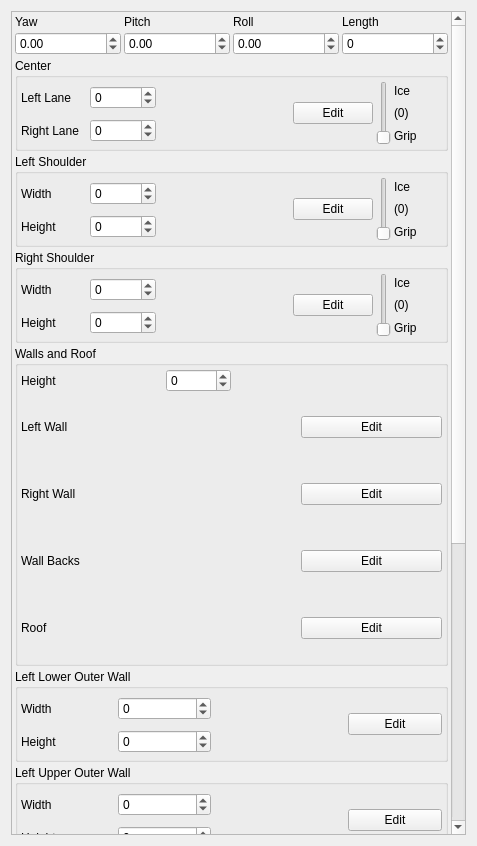
This is TrackEditor/EditGeometryWidget.ui in Zizin13/Roller as Qt 5 draws it before an edit. The edited form follows.
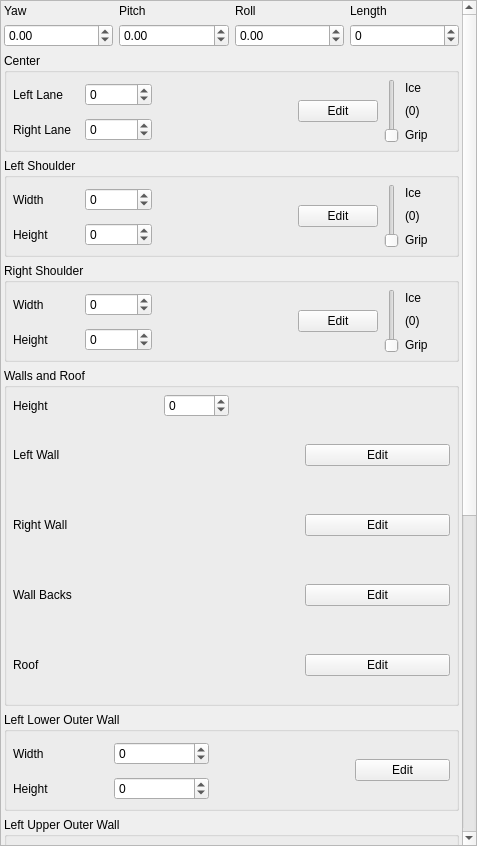
This is the edited form.

```diff
--- a/TrackEditor/EditGeometryWidget.ui
+++ b/TrackEditor/EditGeometryWidget.ui
@@ -14,6 +14,21 @@
    <string>Form</string>
   </property>
   <layout class="QGridLayout" name="gridLayout">
+   <property name="leftMargin">
+    <number>0</number>
+   </property>
+   <property name="topMargin">
+    <number>0</number>
+   </property>
+   <property name="rightMargin">
+    <number>0</number>
+   </property>
+   <property name="bottomMargin">
+    <number>0</number>
+   </property>
+   <property name="spacing">
+    <number>0</number>
+   </property>
    <item row="1" column="0">
     <widget class="QScrollArea" name="scrollArea">
      <property name="widgetResizable">
@@ -23,9 +38,9 @@
       <property name="geometry">
        <rect>
         <x>0</x>
-        <y>-346</y>
-        <width>440</width>
-        <height>1172</height>
+        <y>0</y>
+        <width>458</width>
+        <height>1283</height>
        </rect>
       </property>
       <layout class="QGridLayout" name="gridLayout_2">
@@ -42,7 +57,7 @@
         <number>3</number>
        </property>
        <property name="spacing">
-        <number>3</number>
+        <number>6</number>
        </property>
        <item row="11" column="0">
         <spacer name="verticalSpacer">
@@ -64,19 +79,19 @@
          </property>
          <layout class="QGridLayout" name="gridLayout_15">
           <property name="leftMargin">
-           <number>3</number>
+           <number>6</number>
           </property>
           <property name="topMargin">
-           <number>3</number>
+           <number>6</number>
           </property>
           <property name="rightMargin">
-           <number>3</number>
+           <number>6</number>
           </property>
           <property name="bottomMargin">
-           <number>3</number>
+           <number>6</number>
           </property>
           <property name="spacing">
-           <number>3</number>
+           <number>6</number>
           </property>
           <item row="1" column="1">
            <widget class="QSpinBox" name="sbROuterFloorHOffset">
@@ -213,19 +228,19 @@
          </property>
          <layout class="QGridLayout" name="gridLayout_9">
           <property name="leftMargin">
-           <number>3</number>
+           <number>6</number>
           </property>
           <property name="topMargin">
-           <number>3</number>
+           <number>6</number>
           </property>
           <property name="rightMargin">
-           <number>3</number>
+           <number>6</number>
           </property>
           <property name="bottomMargin">
-           <number>3</number>
+           <number>6</number>
           </property>
           <property name="spacing">
-           <number>3</number>
+           <number>6</number>
           </property>
           <item row="1" column="2">
            <widget class="QLabel" name="lblLWallTex2">
@@ -465,19 +480,19 @@
          </property>
          <layout class="QGridLayout" name="gridLayout_6">
           <property name="leftMargin">
-           <number>3</number>
+           <number>6</number>
           </property>
           <property name="topMargin">
-           <number>3</number>
+           <number>6</number>
           </property>
           <property name="rightMargin">
-           <number>3</number>
+           <number>6</number>
           </property>
           <property name="bottomMargin">
-           <number>3</number>
+           <number>6</number>
           </property>
           <property name="spacing">
-           <number>3</number>
+           <number>6</number>
           </property>
           <item row="0" column="2" rowspan="2">
            <widget class="QLabel" name="lblLLOWallTex1">
@@ -574,19 +589,19 @@
          </property>
          <layout class="QGridLayout" name="gridLayout_7">
           <property name="leftMargin">
-           <number>3</number>
+           <number>6</number>
           </property>
           <property name="topMargin">
-           <number>3</number>
+           <number>6</number>
           </property>
           <property name="rightMargin">
-           <number>3</number>
+           <number>6</number>
           </property>
           <property name="bottomMargin">
-           <number>3</number>
+           <number>6</number>
           </property>
           <property name="spacing">
-           <number>3</number>
+           <number>6</number>
           </property>
           <item row="0" column="2" rowspan="2">
            <widget class="QLabel" name="lblLUOWallTex1">
@@ -683,19 +698,19 @@
          </property>
          <layout class="QGridLayout" name="gridLayout_14">
           <property name="leftMargin">
-           <number>3</number>
+           <number>6</number>
           </property>
           <property name="topMargin">
-           <number>3</number>
+           <number>6</number>
           </property>
           <property name="rightMargin">
-           <number>3</number>
+           <number>6</number>
           </property>
           <property name="bottomMargin">
-           <number>3</number>
+           <number>6</number>
           </property>
           <property name="spacing">
-           <number>3</number>
+           <number>6</number>
           </property>
           <item row="0" column="2" rowspan="2">
            <widget class="QLabel" name="lblRUOWallTex1">
@@ -788,7 +803,7 @@
        <item row="0" column="0" colspan="2">
         <layout class="QGridLayout" name="gridLayout_13">
          <property name="spacing">
-          <number>3</number>
+          <number>6</number>
          </property>
          <item row="1" column="1">
           <widget class="QDoubleSpinBox" name="dsbPitch">
@@ -870,19 +885,19 @@
          </property>
          <layout class="QGridLayout" name="gridLayout_5">
           <property name="leftMargin">
-           <number>3</number>
+           <number>6</number>
           </property>
           <property name="topMargin">
-           <number>3</number>
+           <number>6</number>
           </property>
           <property name="rightMargin">
-           <number>3</number>
+           <number>6</number>
           </property>
           <property name="bottomMargin">
-           <number>3</number>
+           <number>6</number>
           </property>
           <property name="spacing">
-           <number>3</number>
+           <number>6</number>
           </property>
           <item row="1" column="0">
            <widget class="QLabel" name="label_34">
@@ -1023,19 +1038,19 @@
          </property>
          <layout class="QGridLayout" name="gridLayout_3">
           <property name="leftMargin">
-           <number>3</number>
+           <number>6</number>
           </property>
           <property name="topMargin">
-           <number>3</number>
+           <number>6</number>
           </property>
           <property name="rightMargin">
-           <number>3</number>
+           <number>6</number>
           </property>
           <property name="bottomMargin">
-           <number>3</number>
+           <number>6</number>
           </property>
           <property name="spacing">
-           <number>3</number>
+           <number>6</number>
           </property>
           <item row="1" column="0">
            <widget class="QLabel" name="label_28">
@@ -1176,19 +1191,19 @@
          </property>
          <layout class="QGridLayout" name="gridLayout_4">
           <property name="leftMargin">
-           <number>3</number>
+           <number>6</number>
           </property>
           <property name="topMargin">
-           <number>3</number>
+           <number>6</number>
           </property>
           <property name="rightMargin">
-           <number>3</number>
+           <number>6</number>
           </property>
           <property name="bottomMargin">
-           <number>3</number>
+           <number>6</number>
           </property>
           <property name="spacing">
-           <number>3</number>
+           <number>6</number>
           </property>
           <item row="1" column="0">
            <widget class="QLabel" name="label_31">
@@ -1329,19 +1344,19 @@
          </property>
          <layout class="QGridLayout" name="gridLayout_8">
           <property name="leftMargin">
-           <number>3</number>
+           <number>6</number>
           </property>
           <property name="topMargin">
-           <number>3</number>
+           <number>6</number>
           </property>
           <property name="rightMargin">
-           <number>3</number>
+           <number>6</number>
           </property>
           <property name="bottomMargin">
-           <number>3</number>
+           <number>6</number>
           </property>
           <property name="spacing">
-           <number>3</number>
+           <number>6</number>
           </property>
           <item row="0" column="2" rowspan="2">
            <widget class="QLabel" name="lblRLOWallTex1">
```
